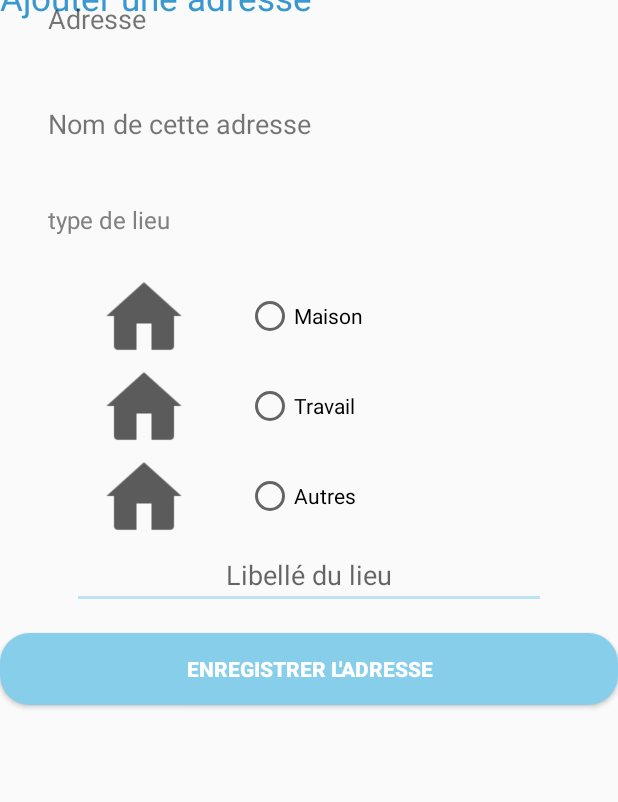
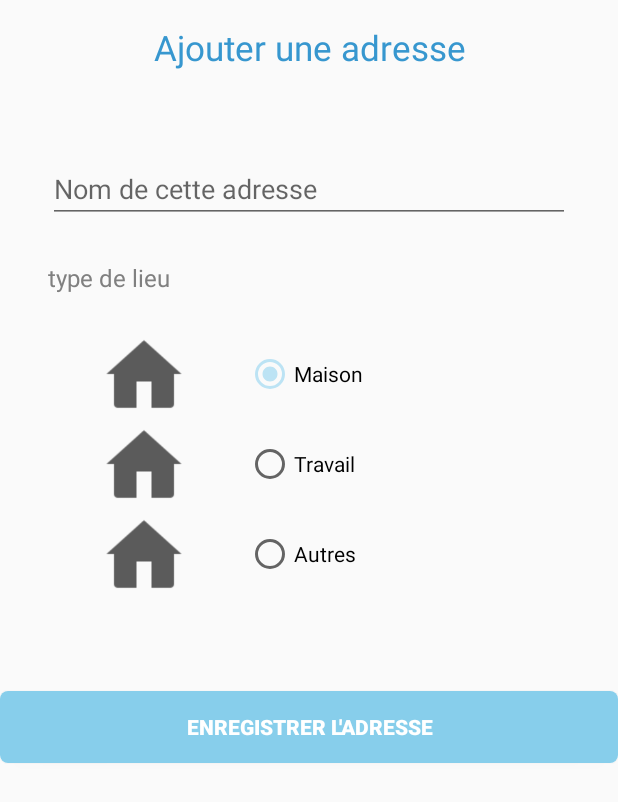
Before and after one commit to bkaproject/ingo, an Android app: the layout activity_user_add_address.xml on its own in the app's theme, with its tools: preview values and no code run, on a phone screen of 412 x 824 dp. Shown: the top 802 px of the screen. Run offline under Robolectric (Android 15) with nearby library versions, the phone set to English and light mode, and no system bars; Roboto replaces fonts that are not available here.

Commit message:
ongo 04/04/2019

```diff
--- a/app/src/main/java/com/cavalerie/vlc123/gogogo/Activities/User_AdressActivity.java
+++ b/app/src/main/java/com/cavalerie/vlc123/gogogo/Activities/User_AdressActivity.java
@@ -1,16 +1,31 @@
 package com.cavalerie.vlc123.gogogo.Activities;
 
+import android.support.design.widget.FloatingActionButton;
 import android.support.v7.app.AppCompatActivity;
 import android.os.Bundle;
+import android.view.View;
 
+import com.cavalerie.vlc123.gogogo.Dialog.AdressAdd;
 import com.cavalerie.vlc123.gogogo.R;
 
 public class User_AdressActivity extends AppCompatActivity {
+
+    private FloatingActionButton fabAddAdress;
 
     @Override
     protected void onCreate(Bundle savedInstanceState) {
         super.onCreate(savedInstanceState);
         setContentView(R.layout.activity_user_adress);
+
+        //find ID
+        fabAddAdress = (FloatingActionButton) findViewById(R.id.fabAddAdress);
+        fabAddAdress.setOnClickListener(new View.OnClickListener() {
+            @Override
+            public void onClick(View view) {
+                AdressAdd adressAdd = new AdressAdd();
+                adressAdd.show(getSupportFragmentManager(), "adress add dialog");
+            }
+        });
     }
 
 }
--- /dev/null
+++ b/app/src/main/java/com/cavalerie/vlc123/gogogo/Dialog/AdressAdd.java
@@ -0,0 +1,25 @@
+package com.cavalerie.vlc123.gogogo.Dialog;
+
+import android.app.AlertDialog;
+import android.app.Dialog;
+import android.os.Bundle;
+import android.support.v7.app.AppCompatDialogFragment;
+import android.view.LayoutInflater;
+import android.view.View;
+
+import com.cavalerie.vlc123.gogogo.R;
+
+public class AdressAdd extends AppCompatDialogFragment {
+
+    @Override
+    public Dialog onCreateDialog(Bundle savedInstanceState) {
+        AlertDialog.Builder builder = new AlertDialog.Builder(getActivity());
+
+        LayoutInflater inflater = getActivity().getLayoutInflater();
+        View view = inflater.inflate(R.layout.activity_user_add_address, null);
+
+        builder.setView(view);
+
+        return builder.create();
+    }
+}
--- a/app/src/main/res/layout/activity_user_add_address.xml
+++ b/app/src/main/res/layout/activity_user_add_address.xml
@@ -9,33 +9,39 @@
 
     <TextView
         android:id="@+id/textView"
-        android:layout_width="wrap_content"
+        android:layout_width="0dp"
         android:layout_height="wrap_content"
-        android:layout_marginBottom="20dp"
+        android:layout_marginStart="16dp"
+        android:layout_marginLeft="16dp"
+        android:gravity="center"
         android:layout_marginTop="16dp"
+        android:layout_marginEnd="16dp"
+        android:layout_marginRight="16dp"
         android:text="Ajouter une adresse"
         android:textColor="@color/heading"
         android:textSize="23sp"
-        app:layout_constraintBottom_toTopOf="@+id/textView2"
-        app:layout_constraintTop_toTopOf="parent"
-        tools:layout_editor_absoluteX="91dp" />
+        app:layout_constraintEnd_toEndOf="parent"
+        app:layout_constraintStart_toStartOf="parent"
+        app:layout_constraintTop_toTopOf="parent" />
 
-    <TextView
-        android:id="@+id/textView2"
+    <EditText
+        android:id="@+id/txtAdresseAdd"
         android:layout_width="0dp"
         android:layout_height="40dp"
+        android:layout_marginStart="32dp"
+        android:layout_marginLeft="32dp"
+        android:layout_marginTop="150dp"
+        android:layout_marginEnd="32dp"
+        android:layout_marginRight="32dp"
+        android:hint="Adresse"
         android:textSize="18dp"
-        android:layout_marginEnd="32dp"
-        android:layout_marginLeft="32dp"
-        android:layout_marginRight="32dp"
-        android:layout_marginStart="32dp"
-        android:text="Adresse"
+        app:layout_constraintBottom_toBottomOf="@id/textView"
         app:layout_constraintEnd_toEndOf="parent"
         app:layout_constraintStart_toStartOf="parent"
-        tools:layout_editor_absoluteY="81dp" />
+        app:layout_constraintTop_toTopOf="parent" />
 
-    <TextView
-        android:id="@+id/textView5"
+    <EditText
+        android:id="@+id/txtAdressAddName"
         android:layout_width="0dp"
         android:layout_height="40dp"
         android:textSize="18dp"
@@ -44,10 +50,10 @@
         android:layout_marginRight="32dp"
         android:layout_marginStart="32dp"
         android:layout_marginTop="30dp"
-        android:text="Nom de cette adresse"
+        android:hint="Nom de cette adresse"
         app:layout_constraintEnd_toEndOf="parent"
         app:layout_constraintStart_toStartOf="parent"
-        app:layout_constraintTop_toBottomOf="@+id/textView2" />
+        app:layout_constraintTop_toBottomOf="@+id/txtAdresseAdd" />
 
     <TextView
         android:id="@+id/textView6"
@@ -63,10 +69,10 @@
         android:textColor="@color/gray"
         app:layout_constraintEnd_toEndOf="parent"
         app:layout_constraintStart_toStartOf="parent"
-        app:layout_constraintTop_toBottomOf="@+id/textView5" />
+        app:layout_constraintTop_toBottomOf="@+id/txtAdressAddName" />
 
     <RadioGroup
-        android:id="@+id/radioGroup"
+        android:id="@+id/rgLieu"
         android:layout_width="316dp"
         android:layout_height="229dp"
         android:layout_marginEnd="32dp"
@@ -77,7 +83,8 @@
         android:orientation="vertical"
         app:layout_constraintEnd_toEndOf="parent"
         app:layout_constraintStart_toStartOf="parent"
-        app:layout_constraintTop_toBottomOf="@+id/textView6">
+        app:layout_constraintTop_toBottomOf="@+id/textView6"
+        android:checkedButton="@id/radioButton">
 
         <LinearLayout
             android:layout_width="match_parent"
@@ -144,6 +151,7 @@
             android:layout_width="match_parent"
             android:layout_height="wrap_content"
             android:gravity="center"
+            android:visibility="gone"
             android:hint="Libellé du lieu" />
     </RadioGroup>
 
@@ -151,12 +159,12 @@
         android:layout_width="match_parent"
         android:layout_height="wrap_content"
         android:layout_marginTop="12dp"
-        android:background="@drawable/circlebutton"
+        android:background="@drawable/rectangle"
         android:backgroundTint="@color/skyblue"
         android:text="@string/saveAdress"
         android:textColor="@color/white"
         android:textStyle="bold"
-        app:layout_constraintTop_toBottomOf="@+id/radioGroup"
+        app:layout_constraintTop_toBottomOf="@+id/rgLieu"
         tools:layout_editor_absoluteX="32dp" />
 
 </android.support.constraint.ConstraintLayout>
```
